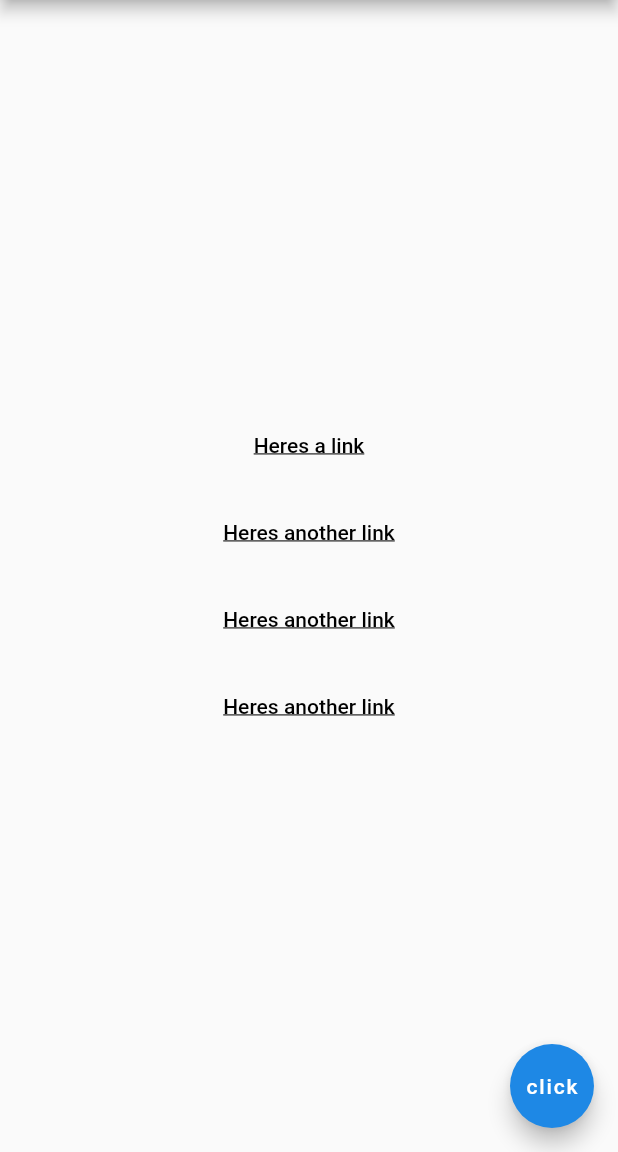
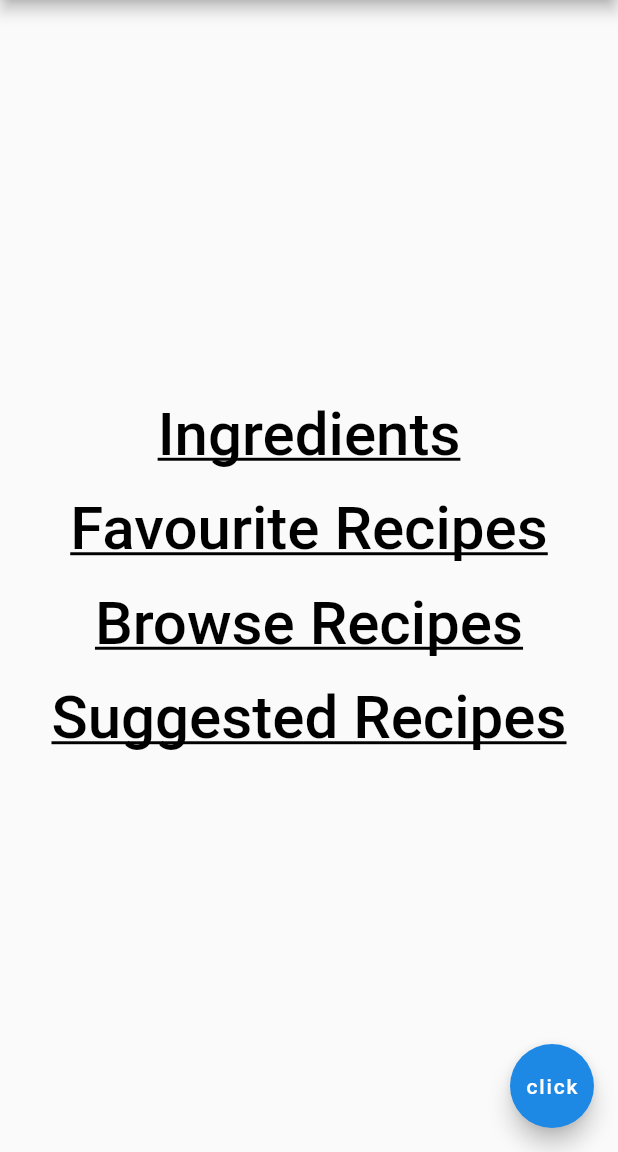
Before and after one commit to kristianduke/fridge-app-dev, a Flutter app: the screen it shows after launch, on a phone screen of 412 x 824 dp, the part 84-1236 px from its top. Run offline on Flutter 3.47's test engine with Material 2 defaults, Android fonts, the phone set to English and light mode, and no system bars.

Commit message:
tweaked UI

```diff
--- a/fridge_app/lib/main.dart
+++ b/fridge_app/lib/main.dart
@@ -20,43 +20,44 @@ class Home extends StatelessWidget {
             TextButton(
               onPressed: () {},
               child: Text(
-                'Heres a link',
+                'Ingredients',
                 style: TextStyle(
                   decoration: TextDecoration.underline,
                   color: Colors.black,
+                  fontSize: 40.0,
                 ),
               ),
             ),
-            const SizedBox(height: 10),
             TextButton(
               onPressed: () {},
               child: Text(
-                'Heres another link',
+                'Favourite Recipes',
                 style: TextStyle(
                   decoration: TextDecoration.underline,
                   color: Colors.black,
+                  fontSize: 40.0,
                 ),
               ),
             ),
-            const SizedBox(height: 10),
             TextButton(
               onPressed: () {},
               child: Text(
-                'Heres another link',
+                'Browse Recipes',
                 style: TextStyle(
                   decoration: TextDecoration.underline,
                   color: Colors.black,
+                  fontSize: 40.0,
                 ),
               ),
             ),
-            const SizedBox(height: 10),
             TextButton(
               onPressed: () {},
               child: Text(
-                'Heres another link',
+                'Suggested Recipes',
                 style: TextStyle(
                   decoration: TextDecoration.underline,
                   color: Colors.black,
+                  fontSize: 40.0,
                 ),
               ),
             ),
```
